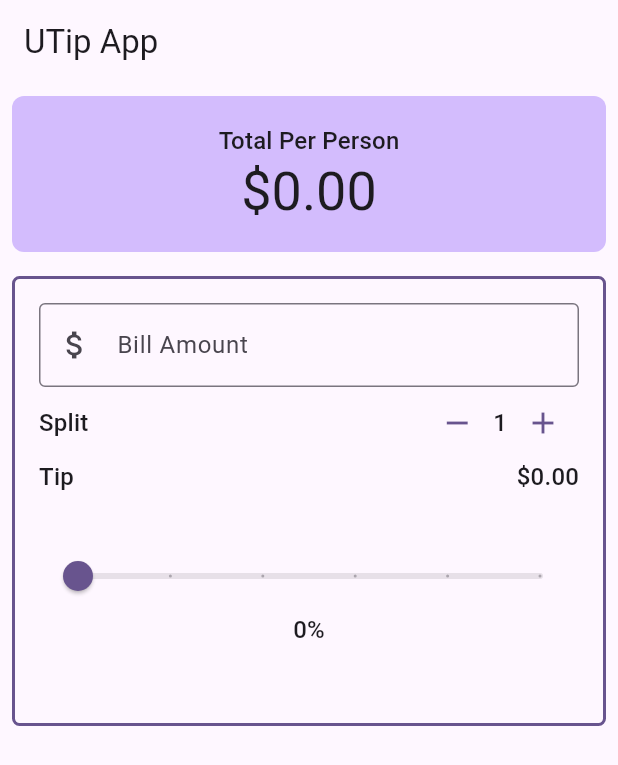
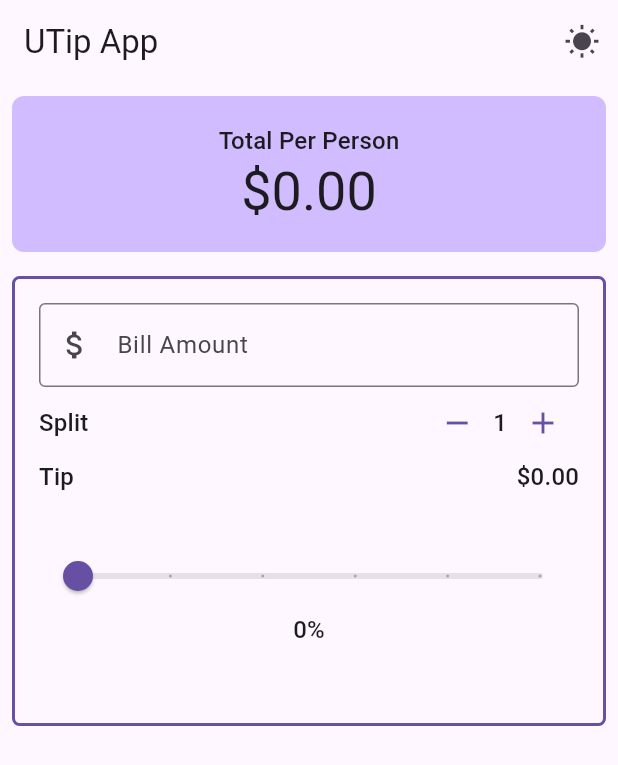
Before and after one commit to KhunchayNe/utip, a Flutter app: the screen it shows after launch, on a phone screen of 412 x 824 dp. Shown: the top 765 px of the screen. Run offline on Flutter 3.47's test engine with Material 3 defaults, Android fonts, the phone set to English and light mode, and no system bars.

Commit message:
extract DarkMode button

```diff
--- a/lib/main.dart
+++ b/lib/main.dart
@@ -1,12 +1,17 @@
 import 'package:flutter/material.dart';
 import 'package:provider/provider.dart';
+import 'package:utip/providers/theme_provider.dart';
 import 'package:utip/providers/tip_calulator_model.dart';
 import 'package:utip/screen/utip.dart';
 
 void main() {
-  runApp(ChangeNotifierProvider(
-      create: (BuildContext context) => TipCalulatorModel(),
-      child: const MyApp()));
+  runApp(
+    MultiProvider(providers: [
+      ChangeNotifierProvider(
+          create: (BuildContext context) => TipCalulatorModel()),
+      ChangeNotifierProvider(create: (context) => ThemeProvider()),
+    ], child: const MyApp()),
+  );
 }
 
 class MyApp extends StatelessWidget {
@@ -15,14 +20,16 @@ class MyApp extends StatelessWidget {
   // This widget is the root of your application.
   @override
   Widget build(BuildContext context) {
+    final themeProvider = Provider.of<ThemeProvider>(context);
     return MaterialApp(
       title: 'uTip App',
       debugShowCheckedModeBanner: false,
-      theme: ThemeData(
-        colorScheme: ColorScheme.fromSeed(seedColor: Colors.deepPurple),
-        useMaterial3: true,
-      ),
-      home: const UTip(),
+      theme: themeProvider.currentTheme,
+      // theme: ThemeData(
+      //   colorScheme: ColorScheme.fromSeed(seedColor: Colors.deepPurple),
+      //   useMaterial3: true,
+      // ),
+      home: UTip(),
     );
   }
 }
--- /dev/null
+++ b/lib/providers/theme_provider.dart
@@ -0,0 +1,20 @@
+import 'package:flutter/material.dart';
+
+class ThemeProvider with ChangeNotifier {
+  bool _isDarkMode = false;
+
+  // getters
+  bool get isDarkMode => _isDarkMode;
+
+  //Method
+  void toggleTheme() {
+    _isDarkMode = !_isDarkMode;
+    notifyListeners();
+  }
+
+  ThemeData get currentTheme {
+    return _isDarkMode
+        ? ThemeData.dark(useMaterial3: true)
+        : ThemeData.light(useMaterial3: true);
+  }
+}
--- a/lib/screen/utip.dart
+++ b/lib/screen/utip.dart
@@ -1,6 +1,7 @@
 import 'package:flutter/material.dart';
 import 'package:provider/provider.dart';
 import 'package:utip/providers/tip_calulator_model.dart';
+import 'package:utip/widgets/toggle_theme_button.dart';
 import 'bill_amount.dart';
 
 class UTip extends StatefulWidget {
@@ -21,9 +22,13 @@ class _UTipState extends State<UTip> {
   Widget build(BuildContext context) {
     var theme = Theme.of(context);
     final model = Provider.of<TipCalulatorModel>(context);
+
     return Scaffold(
       appBar: AppBar(
         title: const Text('UTip App'),
+        actions: [
+          ToggleThemeButton(),
+        ],
       ),
       body: Column(
         crossAxisAlignment: CrossAxisAlignment.stretch,
--- /dev/null
+++ b/lib/widgets/toggle_theme_button.dart
@@ -0,0 +1,17 @@
+import 'package:flutter/material.dart';
+import 'package:provider/provider.dart';
+import 'package:utip/providers/theme_provider.dart';
+
+class ToggleThemeButton extends StatelessWidget {
+  const ToggleThemeButton({super.key});
+
+  @override
+  Widget build(BuildContext context) {
+    final themeProvider = Provider.of<ThemeProvider>(context);
+    return IconButton(
+        onPressed: () => themeProvider.toggleTheme(),
+        icon: themeProvider.isDarkMode
+            ? const Icon(Icons.nightlight_round)
+            : const Icon(Icons.wb_sunny));
+  }
+}
```
